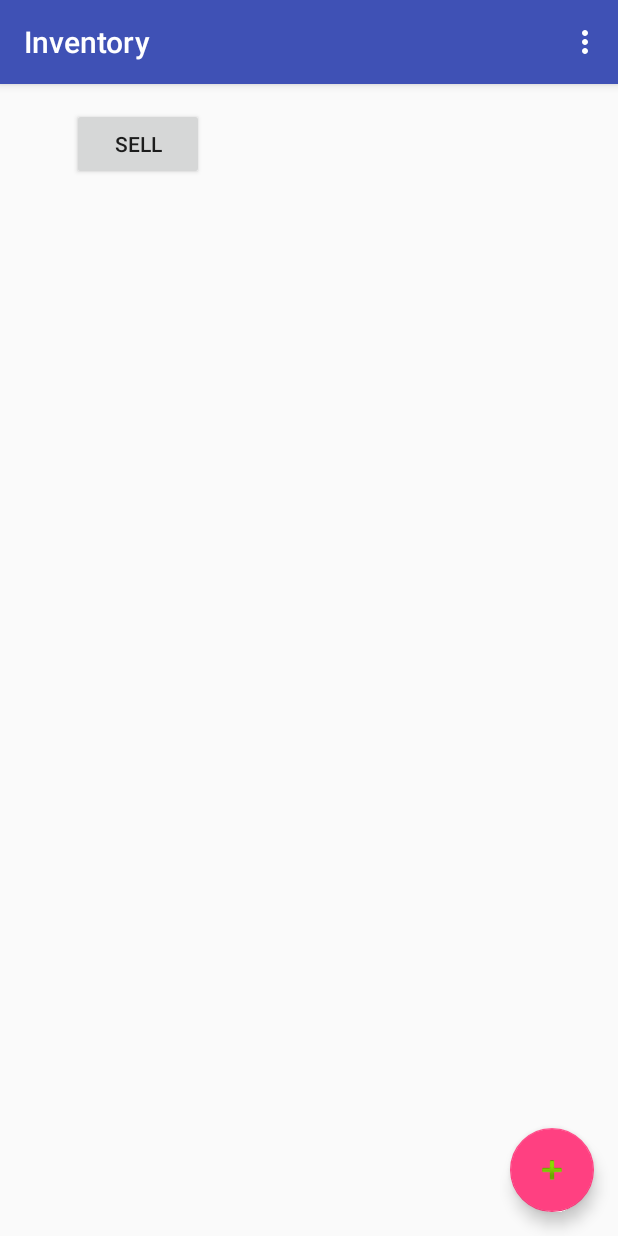
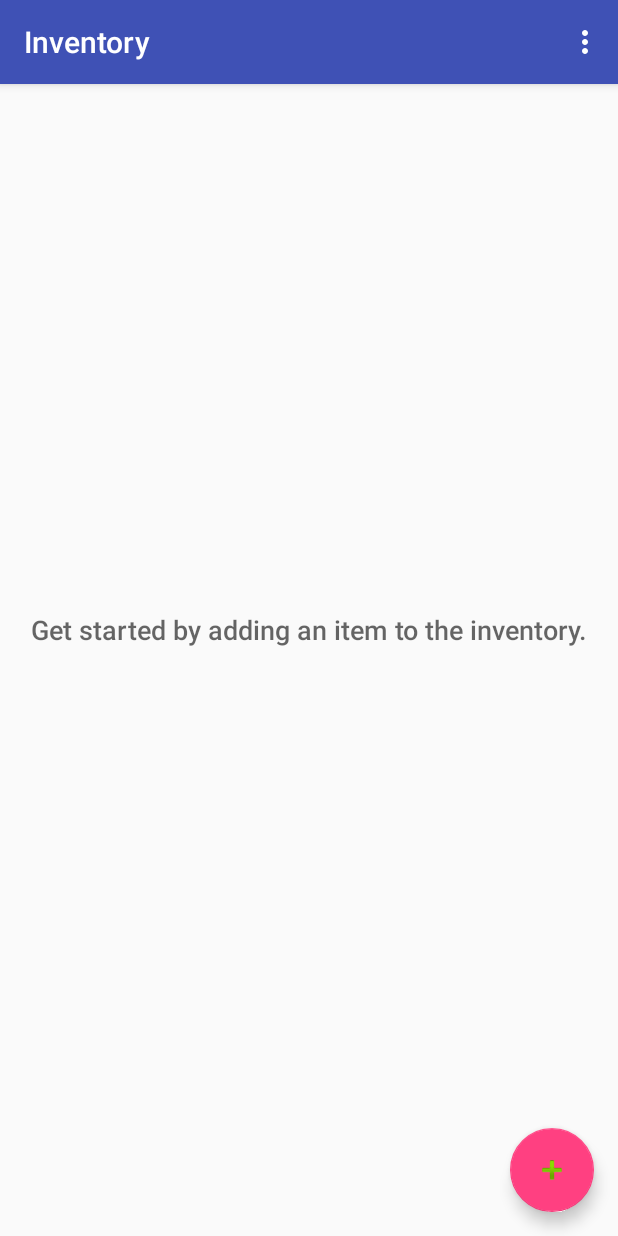
Before and after one commit to stevenconner/inventory, an Android app: the screen it shows after launch (CatalogActivity), on a phone screen of 412 x 824 dp. Run offline under Robolectric (Android 15) with nearby library versions, the light colour scheme and no system bars.

Commit message:
implement listview and emptyview for the listview

```diff
--- a/app/src/main/java/sigildesigns/inventory/CatalogActivity.java
+++ b/app/src/main/java/sigildesigns/inventory/CatalogActivity.java
@@ -37,6 +37,10 @@ public class CatalogActivity extends AppCompatActivity implements LoaderManager.
 
         // Find the ListView which will be populated with item data
         ListView itemListView = (ListView) findViewById(R.id.list_view_items);
+
+        // Find and set empty view on the ListView, so that it only shows when the list has 0 items.
+        View emptyView = findViewById(R.id.empty_view);
+        itemListView.setEmptyView(emptyView);
     }
 
     @Override
--- a/app/src/main/res/layout/activity_catalog.xml
+++ b/app/src/main/res/layout/activity_catalog.xml
@@ -22,12 +22,29 @@
 
     </android.support.design.widget.AppBarLayout>
 
+    <!-- Empty view for the list -->
+    <RelativeLayout
+        android:id="@+id/empty_view"
+        android:layout_width="wrap_content"
+        android:layout_height="wrap_content"
+        android:layout_gravity="center">
+
+        <TextView
+            android:id="@+id/empty_title_text"
+            android:layout_width="wrap_content"
+            android:layout_height="wrap_content"
+            android:layout_centerHorizontal="true"
+            android:fontFamily="sans-serif-medium"
+            android:paddingTop="16dp"
+            android:text="@string/empty_view_title_text"
+            android:textAppearance="?android:textAppearanceMedium"/>
+
+    </RelativeLayout>
+
     <ListView
         android:id="@+id/list_view_items"
         android:layout_width="match_parent"
         android:layout_height="match_parent"/>
-
-    <include layout="@layout/content_catalog"/>
 
     <android.support.design.widget.FloatingActionButton
         android:id="@+id/fab"
--- a/app/src/main/res/values/strings.xml
+++ b/app/src/main/res/values/strings.xml
@@ -10,4 +10,5 @@
     <string name="editor_action_cancel">Cancel</string>
     <string name="editor_action_delete">Delete</string>
     <string name="action_delete_all_entries">Delete All Entries</string>
+    <string name="empty_view_title_text">Get started by adding an item to the inventory.</string>
 </resources>
```
